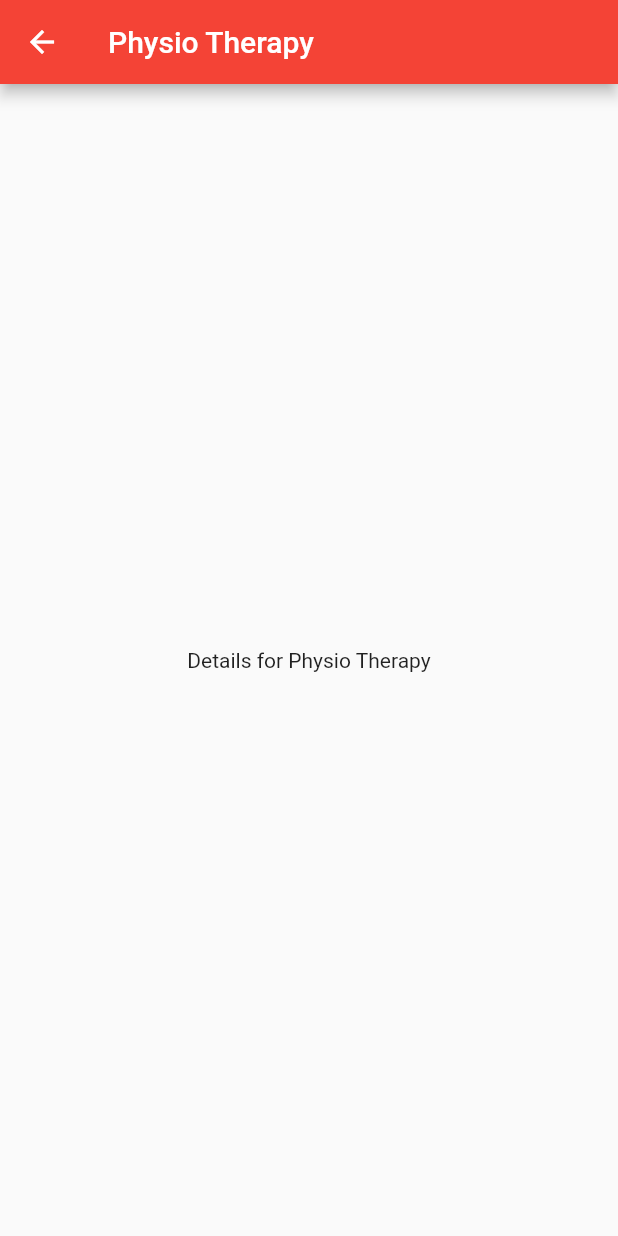
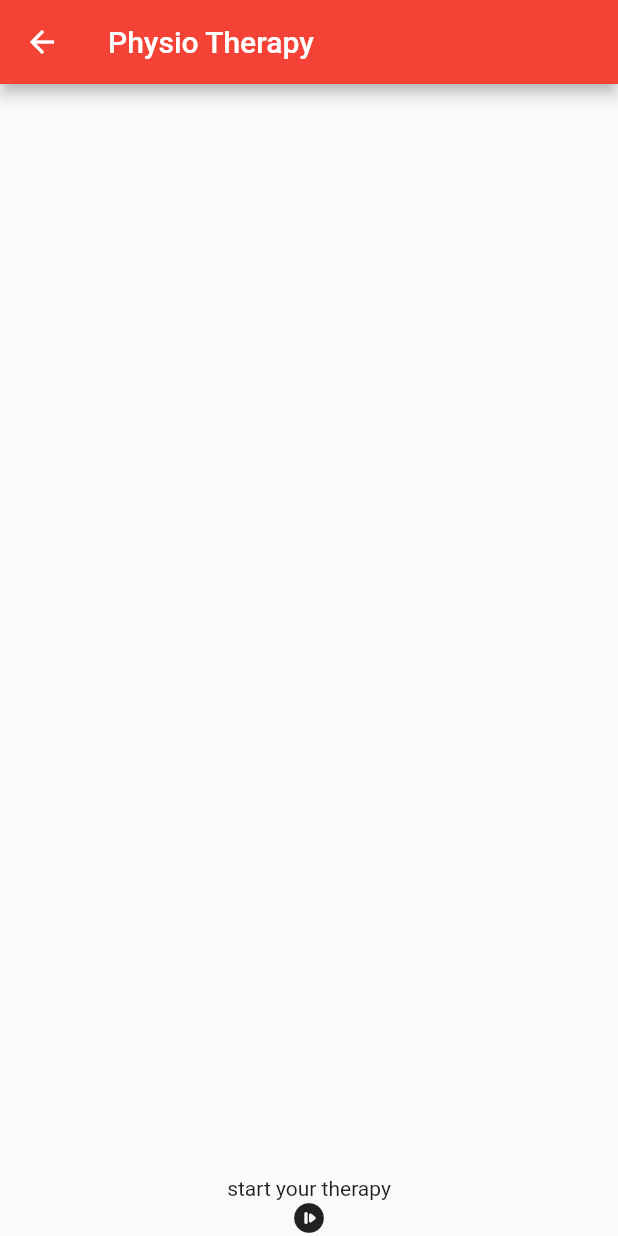
Before and after one commit to oyokadaniel/TeleRehab, a Flutter app: the screen it shows after launch, after a tap on "Login", after a tap on "Physio Therapy", on a phone screen of 412 x 824 dp. Run offline on Flutter 3.47's test engine with Material 2 defaults, Android fonts, the phone set to English and light mode, and no system bars.

Commit message:
added some features

```diff
--- a/lib/screens/moduledetails_screen.dart
+++ b/lib/screens/moduledetails_screen.dart
@@ -12,7 +12,13 @@ class ModuleDetailsPage extends StatelessWidget {
         title: Text(moduleName),
       ),
       body: Center(
-        child: Text('Details for $moduleName'),
+        child: Column(
+          mainAxisAlignment: MainAxisAlignment.end,
+          children: <Widget>[
+            Text("start your therapy"),
+            Icon(Icons.not_started_rounded),
+          ],
+        ),
       ),
     );
   }
```
